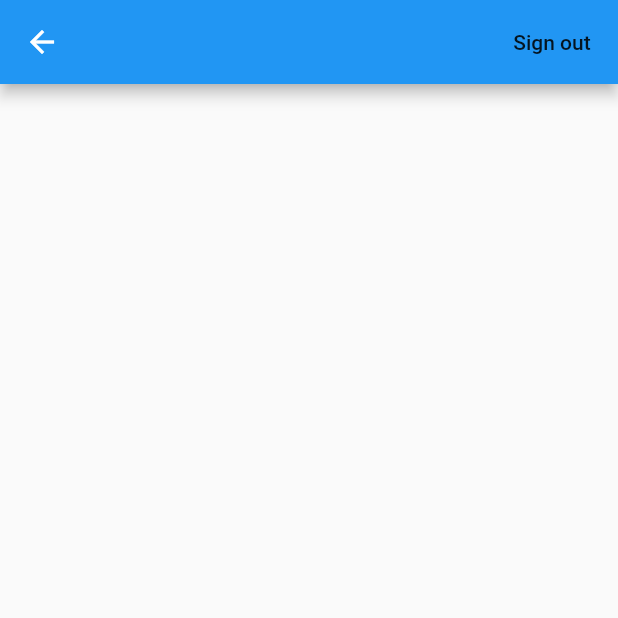
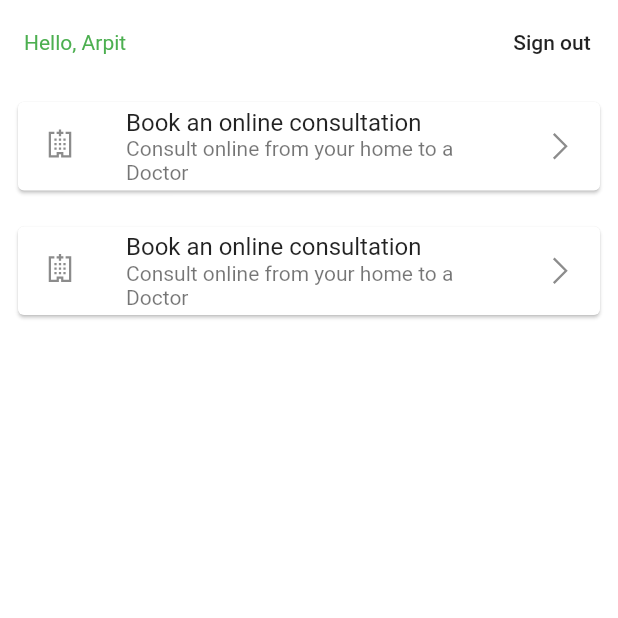
Before and after one commit to arpit-d/hospital-app, a Flutter app: the HomePage screen opened directly, on a phone screen of 412 x 824 dp, the top half of it. Run offline on Flutter 3.47's test engine with Material 2 defaults, Android fonts, the phone set to English and light mode, and no system bars; our stand-ins replace cloud_firestore, firebase_auth, firebase_core, fluentui_system_icons, get_it, line_awesome_icons; accounts and stored records are empty.

Commit message:
some changes

```diff
--- /dev/null
+++ b/lib/enums/auth_result_status.dart
@@ -0,0 +1,11 @@
+enum AuthResultStatus {
+  successful,
+  emailAlreadyExists,
+  wrongPassword,
+  invalidEmail,
+  userNotFound,
+  userDisabled,
+  operationNotAllowed,
+  tooManyRequests,
+  undefined,
+}
--- /dev/null
+++ b/lib/models/appointment_model.dart
@@ -0,0 +1,27 @@
+import 'package:cloud_firestore/cloud_firestore.dart';
+
+class AppointmentModel {
+  final String type;
+  final String speciality;
+  final String date;
+  final String note;
+  const AppointmentModel({this.speciality, this.type, this.date, this.note});
+
+  factory AppointmentModel.fromJson(Map<String, dynamic> json) {
+    return AppointmentModel(
+      type: json['type'] ?? '',
+      date: json['date'] ?? '',
+      note: json['note'] ?? '',
+      speciality: json['speciality'] ?? '',
+    );
+  }
+
+  Map<String, dynamic> toMap() {
+    return {
+      'type': type,
+      'date': date,
+      'note': note,
+      'speciality': speciality,
+    };
+  }
+}
--- /dev/null
+++ b/lib/providers/appointment_provider.dart
@@ -0,0 +1,53 @@
+import 'package:firebase_auth/firebase_auth.dart';
+import 'package:flutter/cupertino.dart';
+import 'package:hospital_app/models/appointment_model.dart';
+import 'package:hospital_app/services/firebase_database.dart';
+
+class AppointmentProvider extends ChangeNotifier {
+  final _database = Database();
+  DateTime _date;
+  String _speciality;
+  String _type;
+  String _note;
+
+  // Setters
+
+  set changeApptDate(DateTime appointmentDate) {
+    _date = appointmentDate;
+    notifyListeners();
+  }
+
+  set changeSpeciality(String speciality) {
+    _speciality = speciality;
+    notifyListeners();
+  }
+
+  set changeType(String type) {
+    _type = type;
+    notifyListeners();
+  }
+
+  set changeNote(String note) {
+    _note = note;
+    notifyListeners();
+  }
+  // Getters
+
+  String get speciality => _speciality;
+
+  String get type => _type;
+
+  DateTime get date => _date;
+
+  String get note => _note;
+
+  bookAppointment() {
+    final appt = AppointmentModel(
+        speciality: _speciality,
+        date: _date.toIso8601String(),
+        note: _note,
+        type: _type);
+
+    _database.setAppointment(appt);
+  }
+}
--- /dev/null
+++ b/lib/resources/theme.dart
@@ -0,0 +1,15 @@
+import 'package:flutter/material.dart';
+
+ThemeData appTheme = ThemeData(
+    primaryColor: Colors.green,
+    scaffoldBackgroundColor: Colors.white,
+    inputDecorationTheme: InputDecorationTheme(
+      labelStyle: TextStyle(color: Colors.grey),
+    ),
+    appBarTheme: AppBarTheme(
+      iconTheme: IconThemeData(color: Colors.black),
+      color: Colors.white,
+      titleTextStyle: TextStyle(color: Colors.green),
+    //  backgroundColor: Colors.transparent,
+      elevation: 0.0,
+    ));
--- a/lib/routes/home_page.dart
+++ b/lib/routes/home_page.dart
@@ -1,17 +1,36 @@
+import 'package:fluentui_system_icons/fluentui_system_icons.dart';
 import 'package:flutter/material.dart';
 import 'package:hospital_app/authentication/authentication_service.dart';
+import 'package:hospital_app/routes/appointment.dart';
+import 'package:hospital_app/routes/sign_in.dart';
+import 'package:hospital_app/services/firebase_database.dart';
 import 'package:provider/provider.dart';
+import 'package:line_awesome_icons/line_awesome_icons.dart';
 
-class HomePage extends StatelessWidget {
+import '../main.dart';
+
+class HomePage extends StatefulWidget {
+  @override
+  _HomePageState createState() => _HomePageState();
+}
+
+class _HomePageState extends State<HomePage> {
   @override
   Widget build(BuildContext context) {
-    final p = Provider.of<AuthenticationService>(context);
     return Scaffold(
       appBar: AppBar(
+        title: Text(
+          'Hello, Arpit',
+          style: TextStyle(color: Colors.green),
+        ),
+        backgroundColor: Colors.transparent,
+        elevation: 0.0,
+        bottomOpacity: 0.0,
         actions: [
           FlatButton(
             onPressed: () {
               context.read<AuthenticationService>().signOut();
+              setState(() {});
             },
             child: Text("Sign out"),
           ),
@@ -19,9 +38,44 @@ class HomePage extends StatelessWidget {
       ),
       body: Center(
         child: Column(
-          mainAxisAlignment: MainAxisAlignment.center,
+          mainAxisAlignment: MainAxisAlignment.start,
           children: [
-            Text(p.getDisplayName().toString()),
+            Padding(
+              padding: const EdgeInsets.all(8.0),
+              child: Card(
+                child: ListTile(
+                    onTap: () {
+                      Navigator.push(
+                        context,
+                        MaterialPageRoute(
+                          builder: (context) => Appointment(),
+                        ),
+                      );
+                    },
+                    leading: Icon(LineAwesomeIcons.hospital_o),
+                    title: Text('Book an online consultation'),
+                    subtitle: Text("Consult online from your home to a Doctor"),
+                    trailing: Icon(LineAwesomeIcons.angle_right)),
+              ),
+            ),
+            Padding(
+              padding: const EdgeInsets.all(8.0),
+              child: Card(
+                child: ListTile(
+                    onTap: () {
+                      Navigator.push(
+                        context,
+                        MaterialPageRoute(
+                          builder: (context) => Appointment(),
+                        ),
+                      );
+                    },
+                    leading: Icon(LineAwesomeIcons.hospital_o),
+                    title: Text('Book an online consultation'),
+                    subtitle: Text("Consult online from your home to a Doctor"),
+                    trailing: Icon(LineAwesomeIcons.angle_right)),
+              ),
+            )
           ],
         ),
       ),
--- a/lib/widgets/button_widget.dart
+++ b/lib/widgets/button_widget.dart
@@ -3,7 +3,7 @@ import 'package:flutter/material.dart';
 class ButtonWidget extends StatelessWidget {
   final String buttonText;
   final GestureTapCallback onPressed;
-  const ButtonWidget({this.onPressed, this.buttonText});
+  const ButtonWidget({@required this.onPressed, @required this.buttonText});
   @override
   Widget build(BuildContext context) {
     return RaisedButton(
```
Also changed, not shown: lib/authentication/authentication_service.dart (+27 -13 lines), lib/main.dart (+28 -7 lines), lib/resources/constants.dart (added, +24 -0 lines), lib/routes/appointment.dart (added, +188 -0 lines), lib/routes/register_user.dart (+44 -1 lines), lib/routes/sign_in.dart (+35 -4 lines), lib/routes/test.dart (added, +33 -0 lines), lib/services/auth_exception_handler.dart (added, +66 -0 lines), lib/services/firebase_database.dart (added, +34 -0 lines), lib/services/locator.dart (added, +14 -0 lines), pubspec.yaml (+7 -3 lines), pubspec.lock, 3 other files.
